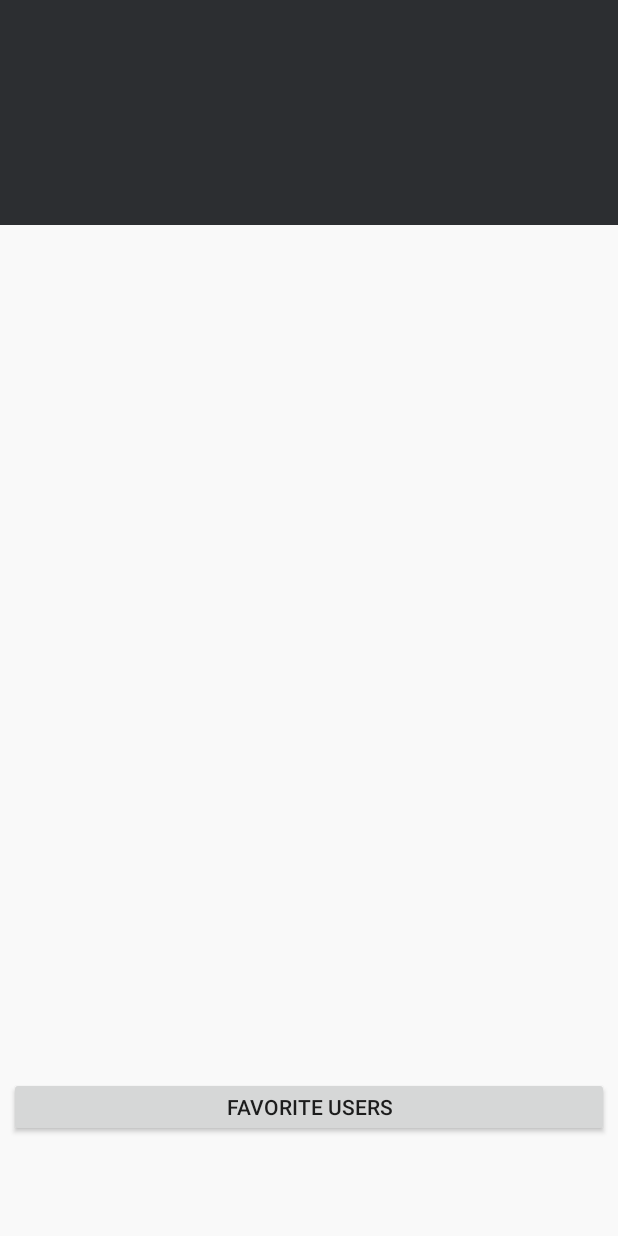
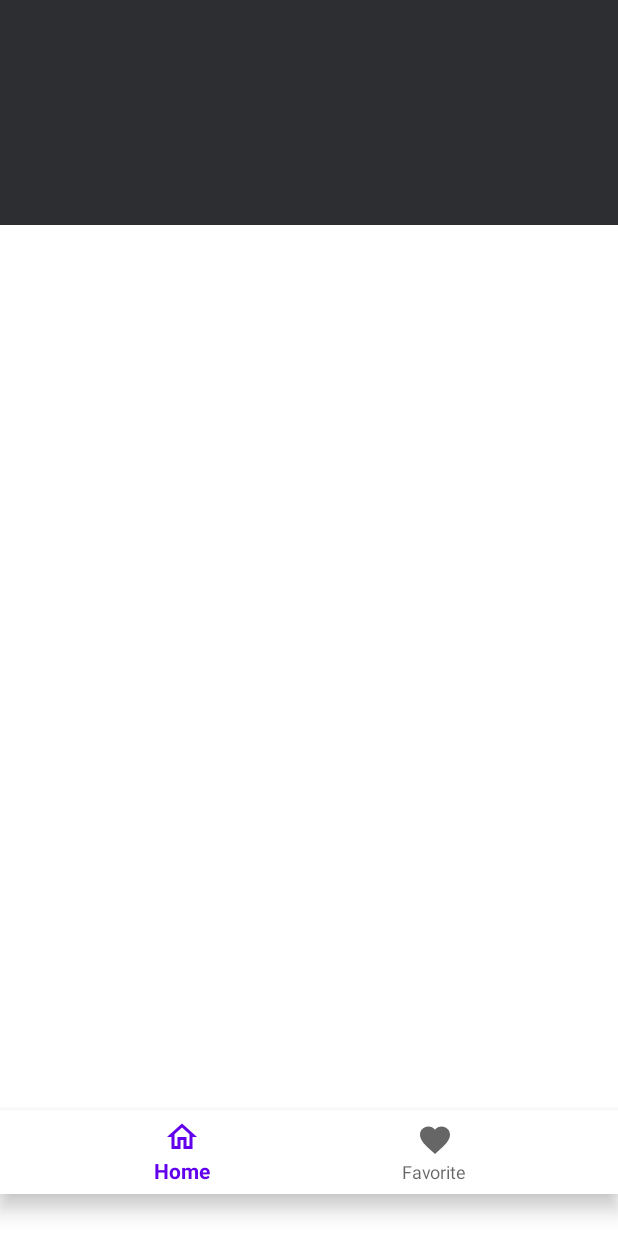
Before and after one commit to nthuat/tinder-sample, an Android app: the layout activity_main.xml on its own in the app's theme, with its tools: preview values and no code run, on a phone screen of 412 x 824 dp. Run offline under Robolectric (Android 15) with nearby library versions, the phone set to English and light mode, and no system bars.

Commit message:
Add BottomNavigationView to show home and favorite screen

```diff
--- a/app/build.gradle
+++ b/app/build.gradle
@@ -44,6 +44,7 @@ dependencies {
     implementation "org.jetbrains.kotlin:kotlin-stdlib:$versions.kotlin"
 
     // UI
+    implementation "com.google.android.material:material:1.2.0"
     implementation "androidx.constraintlayout:constraintlayout:$versions.constraint"
     implementation "androidx.cardview:cardview:$versions.cardview"
     implementation "androidx.recyclerview:recyclerview:$versions.recyclerview"
--- /dev/null
+++ b/app/src/main/res/drawable/ic_favorite.xml
@@ -0,0 +1,9 @@
+<vector xmlns:android="http://schemas.android.com/apk/res/android"
+    android:width="24dp"
+    android:height="24dp"
+    android:viewportWidth="24"
+    android:viewportHeight="24">
+  <path
+      android:pathData="M12,21.35l-1.45,-1.32C5.4,15.36 2,12.28 2,8.5 2,5.42 4.42,3 7.5,3c1.74,0 3.41,0.81 4.5,2.09C13.09,3.81 14.76,3 16.5,3 19.58,3 22,5.42 22,8.5c0,3.78 -3.4,6.86 -8.55,11.54L12,21.35z"
+      android:fillColor="#000000"/>
+</vector>
--- a/app/src/main/res/layout/activity_main.xml
+++ b/app/src/main/res/layout/activity_main.xml
@@ -2,14 +2,10 @@
 <layout xmlns:android="http://schemas.android.com/apk/res/android"
     xmlns:app="http://schemas.android.com/apk/res-auto">
 
-    <data>
-
-    </data>
-
     <androidx.constraintlayout.widget.ConstraintLayout
         android:layout_width="match_parent"
         android:layout_height="match_parent"
-        android:background="@color/background">
+        android:background="@color/white">
 
         <FrameLayout
             android:layout_width="match_parent"
@@ -23,18 +19,20 @@
             android:id="@+id/container"
             android:layout_width="0dp"
             android:layout_height="match_parent"
-            android:layout_marginBottom="50dp"
+            android:layout_marginBottom="56dp"
             app:layout_constraintEnd_toEndOf="parent"
             app:layout_constraintStart_toStartOf="parent"
             app:layout_constraintTop_toTopOf="parent" />
 
-        <Button
-            android:id="@+id/btn_favorite_users"
-            android:layout_width="400dp"
-            android:layout_height="40dp"
-            android:text="Favorite users"
+        <com.google.android.material.bottomnavigation.BottomNavigationView
+            android:id="@+id/bottom_navigation_view"
+            android:layout_width="match_parent"
+            android:layout_height="wrap_content"
+            android:background="@color/white"
+            app:layout_constraintBottom_toBottomOf="parent"
             app:layout_constraintEnd_toEndOf="parent"
             app:layout_constraintStart_toStartOf="parent"
-            app:layout_constraintTop_toBottomOf="@+id/container" />
+            app:layout_constraintTop_toBottomOf="@+id/container"
+            app:menu="@menu/navigation" />
     </androidx.constraintlayout.widget.ConstraintLayout>
 </layout>
--- /dev/null
+++ b/app/src/main/res/menu/navigation.xml
@@ -0,0 +1,14 @@
+<?xml version="1.0" encoding="utf-8"?>
+<menu xmlns:android="http://schemas.android.com/apk/res/android">
+
+    <item
+        android:id="@+id/navigation_home"
+        android:icon="@drawable/ic_address"
+        android:title="@string/title_home" />
+
+    <item
+        android:id="@+id/navigation_favorite"
+        android:icon="@drawable/ic_favorite"
+        android:title="@string/title_favorite" />
+
+</menu>
--- a/app/src/main/res/values/strings.xml
+++ b/app/src/main/res/values/strings.xml
@@ -2,4 +2,6 @@
     <string name="app_name">Tinder Sample</string>
     <string name="unknown_error">Unknown error!</string>
     <string name="retry">Retry</string>
+    <string name="title_home">Home</string>
+    <string name="title_favorite">Favorite</string>
 </resources>
```
Also changed, not shown: app/src/main/java/com/thuatnguyen/tindersample/ui/MainActivity.kt (+41 -5 lines), app/src/main/res/anim/slide_in_right.xml (added, +7 -0 lines), app/src/main/res/anim/slide_out_left.xml (added, +11 -0 lines).
